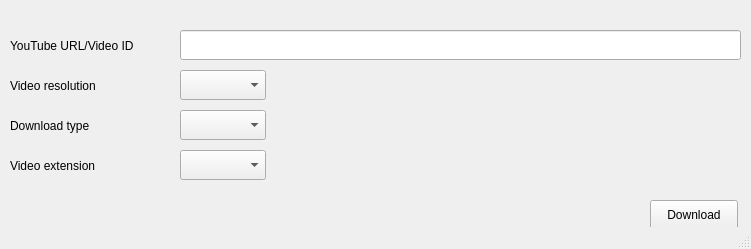
Above: design.ui from KurozeroPB/YTDownloader before the change. Below: the same form after it.
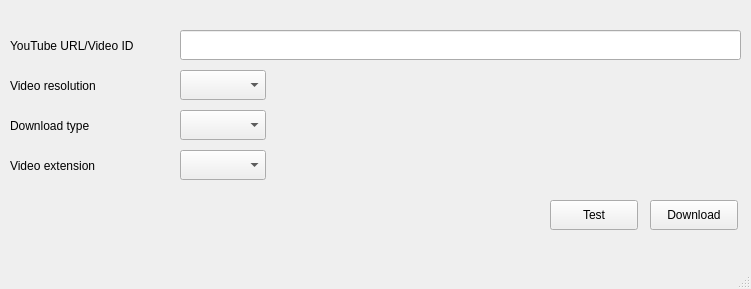
That is the form after the change. Icons and pictures are not drawn.

What changed in the file:
```diff
--- a/design.ui
+++ b/design.ui
@@ -7,7 +7,7 @@
     <x>0</x>
     <y>0</y>
     <width>751</width>
-    <height>249</height>
+    <height>289</height>
    </rect>
   </property>
   <property name="maximumSize">
@@ -141,6 +141,19 @@
      <string>Download</string>
     </property>
    </widget>
+   <widget class="QPushButton" name="btn_test">
+    <property name="geometry">
+     <rect>
+      <x>550</x>
+      <y>200</y>
+      <width>88</width>
+      <height>30</height>
+     </rect>
+    </property>
+    <property name="text">
+     <string>Test</string>
+    </property>
+   </widget>
   </widget>
   <widget class="QMenuBar" name="menubar">
    <property name="geometry">
```
